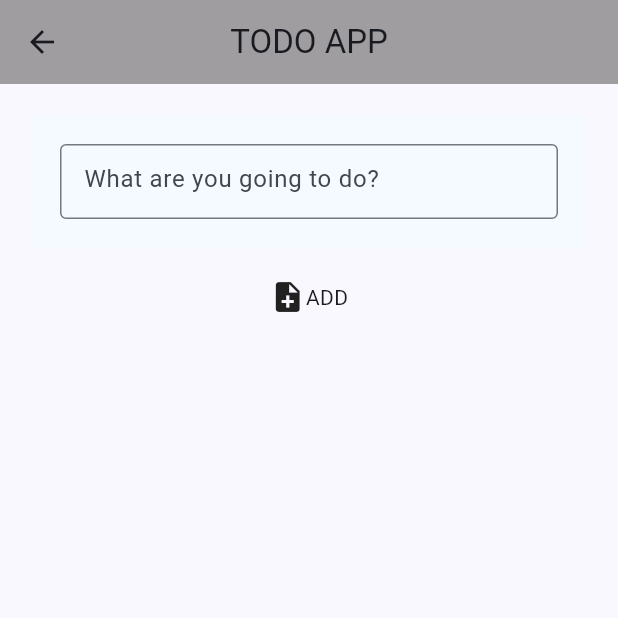
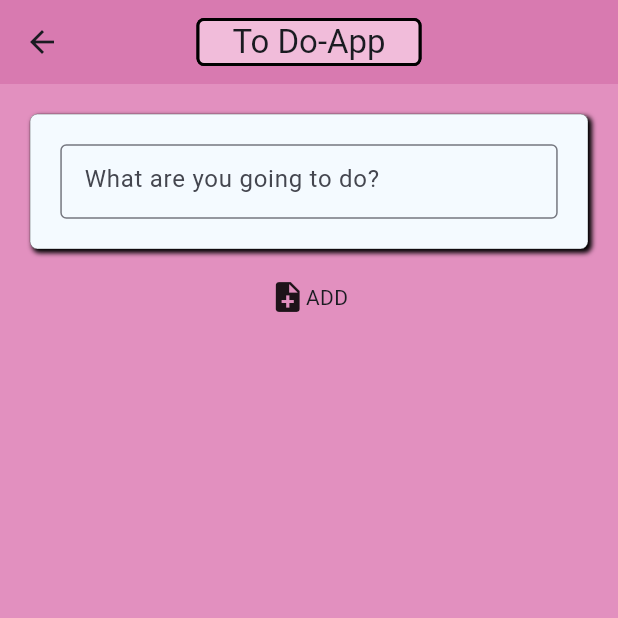
Before and after one commit to gu-tig333-ht24/gusniclaer, a Flutter app: the screen it shows after launch, after a tap on the "add" icon, on a phone screen of 412 x 824 dp, the top half of it. Run offline on Flutter 3.47's test engine with Material 3 defaults, Android fonts, the phone set to English and light mode, and no system bars; network calls fail.

Commit message:
refactors some code and changes colors

```diff
--- /dev/null
+++ b/lib/components/custom_appbar.dart
@@ -0,0 +1,37 @@
+import 'package:flutter/material.dart';
+
+class CustomAppBar extends StatelessWidget implements PreferredSizeWidget {
+  final List<Widget> actions;
+
+  const CustomAppBar({super.key, required this.actions});
+
+  @override
+  Widget build(BuildContext context) {
+    return AppBar(
+      centerTitle: true,
+      backgroundColor: const Color.fromARGB(135, 207, 103, 162),
+      title: Container(
+        width: 150,
+        decoration: BoxDecoration(
+            border: Border.all(width: 2),
+            boxShadow: [
+              BoxShadow(
+                  color: Colors.black,
+                  blurRadius: 0,
+                  offset: Offset.fromDirection(0, 0))
+            ],
+            borderRadius: BorderRadius.circular(5),
+            color: const Color.fromARGB(255, 241, 188, 218)),
+        child: Center(
+          child: Text(
+            'To Do-App',
+          ),
+        ),
+      ),
+      actions: actions,
+    );
+  }
+
+  @override
+  Size get preferredSize => Size.fromHeight(kToolbarHeight);
+}
--- a/lib/main.dart
+++ b/lib/main.dart
@@ -5,7 +5,6 @@ import 'package:template/states/list_handler.dart';
 import 'package:template/components/api_handler.dart' as api;
 
 void main() {
-  api.fetchTasks();
   runApp(
     ChangeNotifierProvider(
       create: (context) => ListHandler(),
@@ -19,8 +18,10 @@ class MyApp extends StatelessWidget {
 
   @override
   Widget build(BuildContext context) {
+    api.fetchTasks();
     return MaterialApp(
       title: 'To Do-App',
+      debugShowCheckedModeBanner: false,
       theme: ThemeData(
         colorScheme: ColorScheme.fromSeed(
             seedColor: const Color.fromARGB(221, 0, 110, 255)),
--- a/lib/screens/create_task.dart
+++ b/lib/screens/create_task.dart
@@ -1,5 +1,6 @@
 import 'package:flutter/material.dart';
 import 'package:provider/provider.dart';
+import 'package:template/components/custom_appbar.dart';
 import 'package:template/states/list_handler.dart';
 
 class CreateTaskPage extends StatelessWidget {
@@ -10,19 +11,25 @@ class CreateTaskPage extends StatelessWidget {
   @override
   Widget build(BuildContext context) {
     return Scaffold(
-      appBar: AppBar(
-        centerTitle: true,
-        backgroundColor: const Color.fromARGB(137, 80, 78, 78),
-        title: Text('TODO APP'),
+      backgroundColor: const Color.fromARGB(255, 226, 144, 191),
+      appBar: CustomAppBar(
+        actions: [],
       ),
       body: Column(
         children: [
           Container(
             height: 90,
             decoration: BoxDecoration(
-              color: const Color.fromARGB(255, 244, 250, 255),
-              borderRadius: BorderRadius.circular(5),
-            ),
+                color: const Color.fromARGB(255, 244, 250, 255),
+                borderRadius: BorderRadius.circular(5),
+                border: Border.all(color: Colors.black87, width: 0.2),
+                boxShadow: [
+                  BoxShadow(
+                      color: Color.fromARGB(255, 0, 0, 0),
+                      spreadRadius: 0.5,
+                      blurRadius: 2,
+                      offset: Offset.fromDirection(0.8, 3)),
+                ]),
             padding: EdgeInsets.all(20),
             margin: EdgeInsets.all(20),
             child: TextField(
--- a/lib/screens/home.dart
+++ b/lib/screens/home.dart
@@ -1,5 +1,6 @@
 import 'package:flutter/material.dart';
 import 'package:provider/provider.dart';
+import 'package:template/components/custom_appbar.dart';
 import 'package:template/screens/create_task.dart';
 import 'package:template/states/list_handler.dart';
 import '../components/task_tile.dart';
@@ -8,12 +9,8 @@ class MyHomePage extends StatelessWidget {
   @override
   Widget build(BuildContext context) {
     return Scaffold(
-      backgroundColor: const Color.fromARGB(255, 155, 155, 155),
-      appBar: AppBar(
-        centerTitle: true,
-        backgroundColor: const Color.fromARGB(137, 80, 78, 78),
-        title: Text('To Do-App'),
-        actions: <Widget>[
+      backgroundColor: const Color.fromARGB(255, 226, 144, 191),
+      appBar: CustomAppBar(actions: <Widget>[
         PopupMenuButton(
           itemBuilder: (BuildContext context) => [
             PopupMenuItem(
@@ -35,8 +32,7 @@ class MyHomePage extends StatelessWidget {
                 .changeCurrentFiltering(value.toString());
           },
         )
-        ],
-      ),
+      ]),
       floatingActionButtonLocation: FloatingActionButtonLocation.centerFloat,
       resizeToAvoidBottomInset: false,
       floatingActionButton: FloatingActionButton(
```
Also changed, not shown: lib/components/api_handler.dart (+6 -7 lines), lib/components/task_tile.dart (+9 -3 lines). Lines whose indentation alone changed are shown as unchanged.
